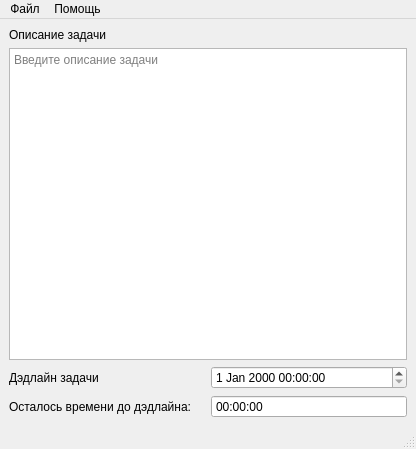
alexeev108/pyside_exam, file exam/ui/exam_main_form.ui: the form before one commit.
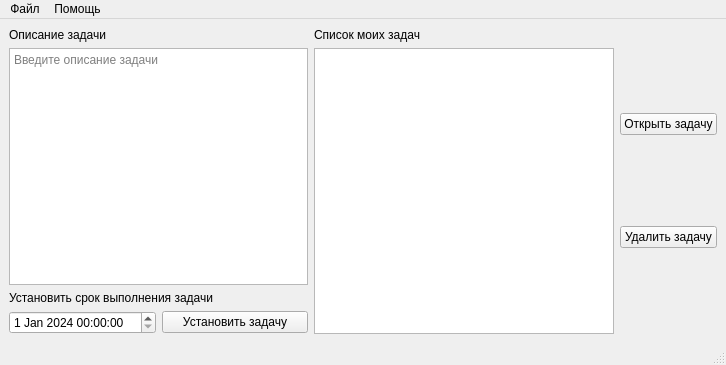
The form after the commit.

```diff
--- a/exam/ui/exam_main_form.ui
+++ b/exam/ui/exam_main_form.ui
@@ -6,8 +6,8 @@
    <rect>
     <x>0</x>
     <y>0</y>
-    <width>416</width>
-    <height>449</height>
+    <width>726</width>
+    <height>365</height>
    </rect>
   </property>
   <property name="maximumSize">
@@ -20,9 +20,11 @@
    <string>Organizer</string>
   </property>
   <widget class="QWidget" name="centralwidget">
-   <layout class="QVBoxLayout" name="verticalLayout_3">
+   <layout class="QHBoxLayout" name="horizontalLayout_3">
     <item>
-     <layout class="QVBoxLayout" name="verticalLayout_2">
+     <layout class="QHBoxLayout" name="horizontalLayout_2">
+      <item>
+       <layout class="QVBoxLayout" name="verticalLayout_5">
       <item>
        <layout class="QVBoxLayout" name="verticalLayout">
         <item>
@@ -42,37 +44,76 @@
        </layout>
       </item>
       <item>
-       <layout class="QHBoxLayout" name="horizontalLayout">
+         <layout class="QVBoxLayout" name="verticalLayout_2">
         <item>
          <widget class="QLabel" name="label_2">
           <property name="text">
-           <string>Дэдлайн задачи</string>
+             <string>Установить срок выполнения задачи</string>
           </property>
          </widget>
         </item>
         <item>
-         <widget class="QDateTimeEdit" name="dateTimeEdit"/>
-        </item>
+           <layout class="QHBoxLayout" name="horizontalLayout">
+            <item>
+             <widget class="QDateTimeEdit" name="dateTimeEdit">
+              <property name="date">
+               <date>
+                <year>2024</year>
+                <month>1</month>
+                <day>1</day>
+               </date>
+              </property>
+             </widget>
+            </item>
+            <item>
+             <widget class="QPushButton" name="pushButton_2">
+              <property name="text">
+               <string>Установить задачу</string>
+              </property>
+             </widget>
+            </item>
        </layout>
       </item>
      </layout>
     </item>
+       </layout>
+      </item>
     <item>
-     <layout class="QHBoxLayout" name="horizontalLayout_2">
+       <layout class="QVBoxLayout" name="verticalLayout_3">
       <item>
        <widget class="QLabel" name="label_3">
         <property name="text">
-         <string>Осталось времени до дэдлайна:</string>
+           <string>Список моих задач</string>
         </property>
        </widget>
       </item>
       <item>
-       <widget class="QTimeEdit" name="timeEdit">
-        <property name="readOnly">
-         <bool>true</bool>
-        </property>
-        <property name="buttonSymbols">
-         <enum>QAbstractSpinBox::ButtonSymbols::NoButtons</enum>
+         <widget class="QListWidget" name="listWidget">
+          <property name="minimumSize">
+           <size>
+            <width>300</width>
+            <height>0</height>
+           </size>
+          </property>
+         </widget>
+        </item>
+       </layout>
+      </item>
+     </layout>
+    </item>
+    <item>
+     <layout class="QVBoxLayout" name="verticalLayout_4">
+      <item>
+       <widget class="QPushButton" name="pushButton">
+        <property name="text">
+         <string>Открыть задачу</string>
+        </property>
+       </widget>
+      </item>
+      <item>
+       <widget class="QPushButton" name="pushButton_3">
+        <property name="text">
+         <string>Удалить задачу</string>
         </property>
        </widget>
       </item>
@@ -85,7 +126,7 @@
     <rect>
      <x>0</x>
      <y>0</y>
-     <width>416</width>
+     <width>726</width>
      <height>33</height>
     </rect>
    </property>
```
Left out of the diff: 2 changed lines with no effect on the pictures. Lines whose indentation alone changed are shown as unchanged.
